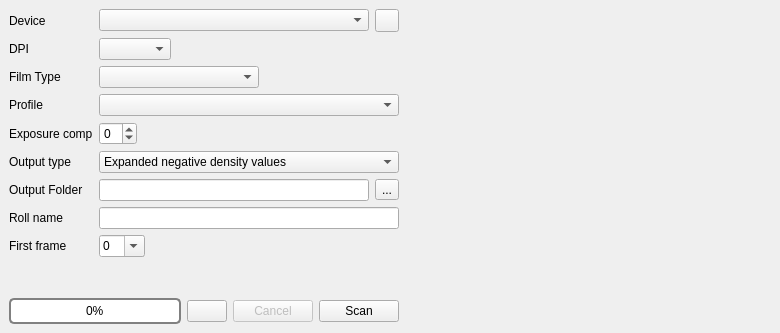
Old version of the form densoscan.ui in the repository ilventu/densoscan.
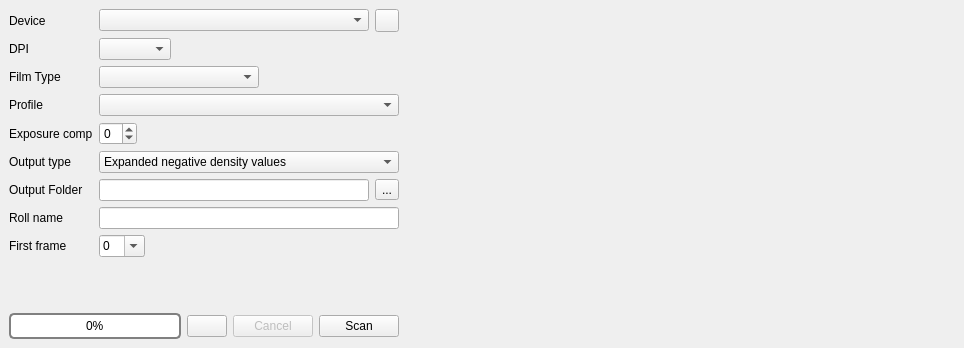
New version of the form. Icons and pictures are not drawn.

Commit message: Preview resize

```diff
--- a/densoscan.ui
+++ b/densoscan.ui
@@ -368,6 +368,18 @@
     </item>
     <item>
      <widget class="QLabel" name="preview">
+      <property name="sizePolicy">
+       <sizepolicy hsizetype="Ignored" vsizetype="Ignored">
+        <horstretch>0</horstretch>
+        <verstretch>0</verstretch>
+       </sizepolicy>
+      </property>
+      <property name="minimumSize">
+       <size>
+        <width>550</width>
+        <height>330</height>
+       </size>
+      </property>
       <property name="text">
        <string/>
       </property>
```
The commit also changes 2 other files.
